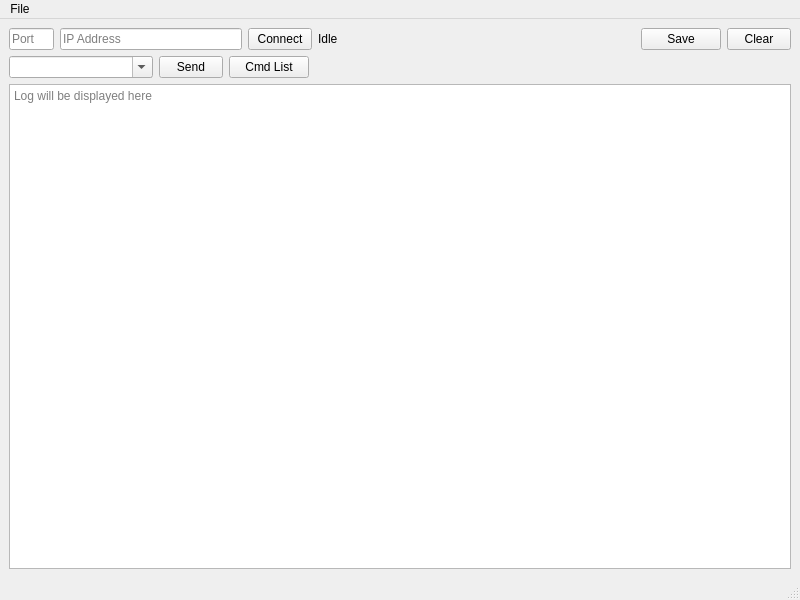
Above: src/MainWindow.ui from alviansm/LocalNetworkQtMessageHandlerCatcher before the change. Below: the same form after it.
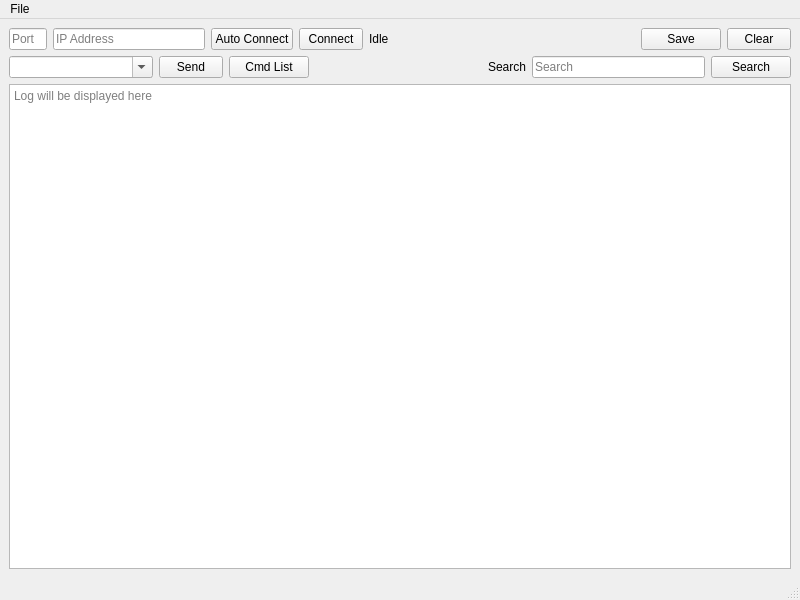
That is the form after the change.

Diff of the .ui file:
```diff
--- a/src/MainWindow.ui
+++ b/src/MainWindow.ui
@@ -16,7 +16,7 @@
   <widget class="QWidget" name="centralwidget">
    <layout class="QVBoxLayout" name="verticalLayout">
     <item>
-     <layout class="QHBoxLayout" name="horizontalLayout" stretch="1,4,2,2,5,0,2">
+     <layout class="QHBoxLayout" name="horizontalLayout" stretch="1,4,0,2,2,5,0,2">
       <item>
        <widget class="QLineEdit" name="lineEditPort">
         <property name="placeholderText">
@@ -31,6 +31,13 @@
         </property>
        </widget>
       </item>
+      <item>
+       <widget class="QPushButton" name="pushButtonAutoConnect">
+        <property name="text">
+         <string>Auto Connect</string>
+        </property>
+       </widget>
+      </item>
       <item>
        <widget class="QPushButton" name="pushButtonConnect">
         <property name="maximumSize">
@@ -131,6 +138,27 @@
         </property>
        </spacer>
       </item>
+      <item>
+       <widget class="QLabel" name="labelSearch">
+        <property name="text">
+         <string>Search</string>
+        </property>
+       </widget>
+      </item>
+      <item>
+       <widget class="QLineEdit" name="lineEditSearchLog">
+        <property name="placeholderText">
+         <string>Search</string>
+        </property>
+       </widget>
+      </item>
+      <item>
+       <widget class="QPushButton" name="pushButtonSearchLog">
+        <property name="text">
+         <string>Search</string>
+        </property>
+       </widget>
+      </item>
      </layout>
     </item>
     <item>
```
